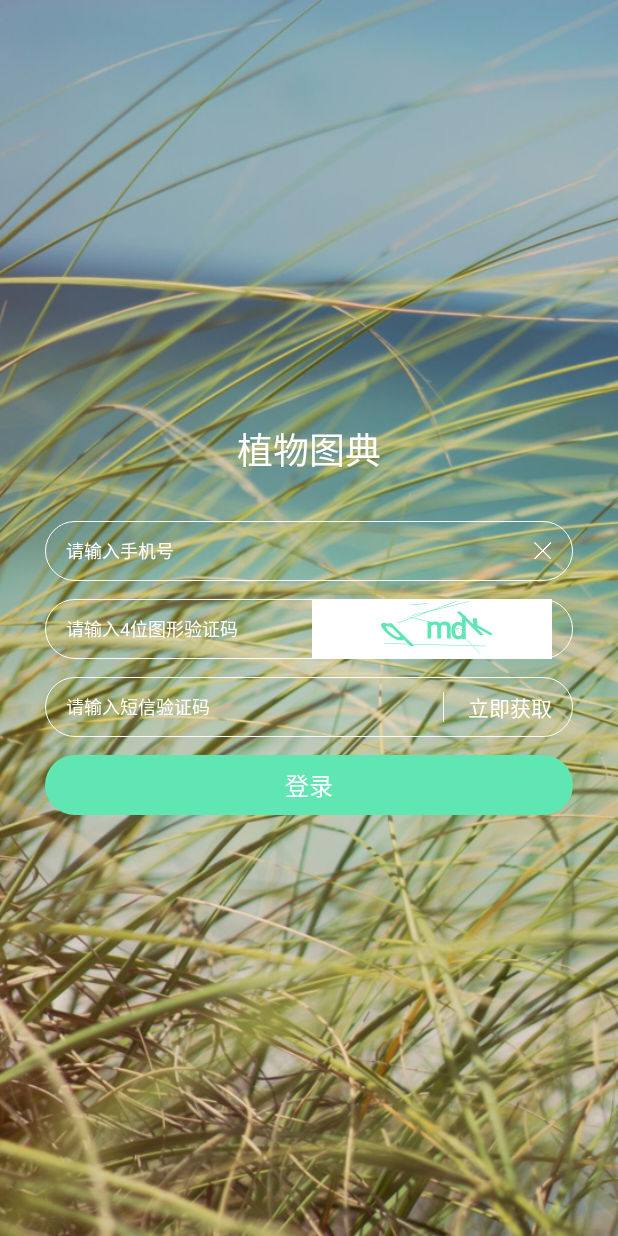
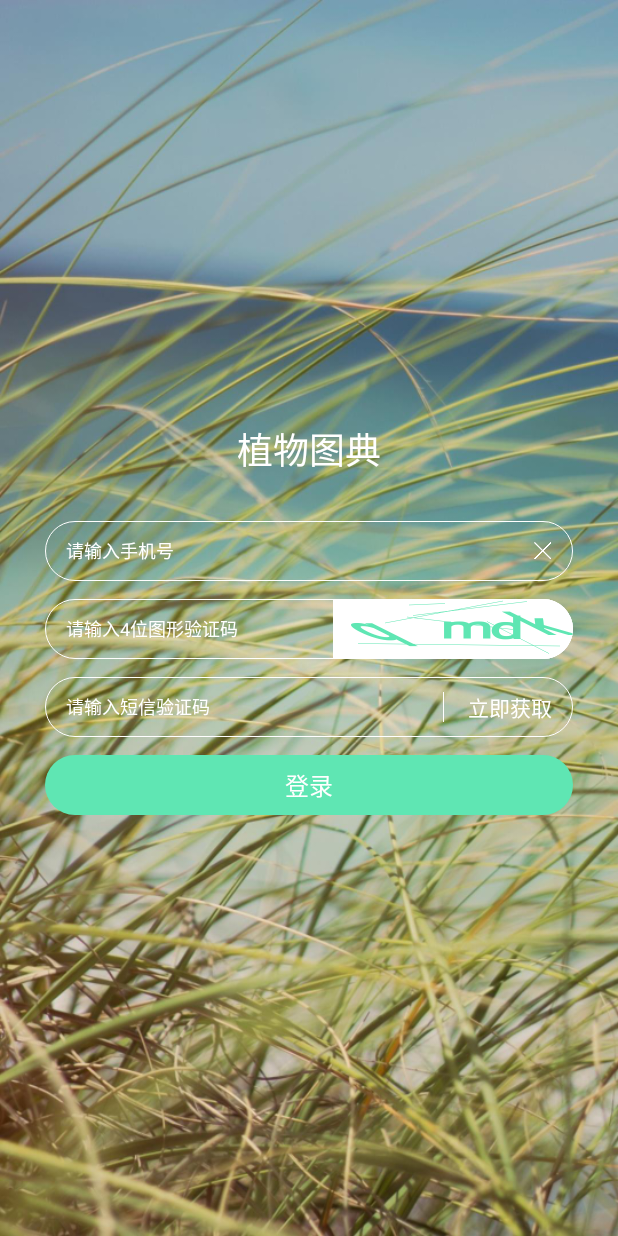
Before and after one commit to zhaojycom/PlantTuDian, an Android app: the LoginActivity screen opened directly, with no data from a screen before it, on a phone screen of 412 x 824 dp. Run offline under Robolectric (Android 15) with nearby library versions, the phone set to English and light mode, and no system bars; libraries missing offline, so code that uses them is left out: cn.smssdk; pictures from the network do not load; 3 statements that could not run were skipped.

Commit message:
a little change

```diff
--- a/app/src/main/java/com/zhaojy/planttudian/adapter/PlantsAdapter.java
+++ b/app/src/main/java/com/zhaojy/planttudian/adapter/PlantsAdapter.java
@@ -90,7 +90,9 @@ public class PlantsAdapter extends BaseAdapter {
                     .into(new SimpleTarget<Bitmap>() {
                         @Override
                         public void onResourceReady(Bitmap resource, GlideAnimation<? super Bitmap> glideAnimation) {
-                            imageViewReference.get().setImageBitmap(resource);
+                            if (resource != null) {
+                                imageViewReference.get().setImageBitmap(resource);
+                            }
                         }
                     });
 
--- a/app/src/main/java/com/zhaojy/planttudian/ui/fragment/ClassifyFragment.java
+++ b/app/src/main/java/com/zhaojy/planttudian/ui/fragment/ClassifyFragment.java
@@ -58,7 +58,7 @@ public class ClassifyFragment extends BaseFragment implements View.OnClickListen
     /**
      * 滚动监听时间间隔
      */
-    private final static int SCROLL_LISTENER_GAP = 2000;
+    private final static int SCROLL_LISTENER_GAP = 1000;
     /**
      * gridView滚动监听handler code
      */
--- /dev/null
+++ b/app/src/main/res/drawable/vercode_shape.xml
@@ -0,0 +1,10 @@
+<?xml version="1.0" encoding="utf-8"?>
+<shape xmlns:android="http://schemas.android.com/apk/res/android"
+    android:shape="rectangle">
+    <solid android:color="@color/white" />
+
+    <corners
+        android:bottomRightRadius="@dimen/vercodeRadius"
+        android:topRightRadius="@dimen/vercodeRadius" />
+
+</shape>
--- a/app/src/main/res/layout/login.xml
+++ b/app/src/main/res/layout/login.xml
@@ -51,7 +51,8 @@
         <!--验证码-->
         <RelativeLayout
             style="@style/loginItemBox"
-            android:layout_marginTop="@dimen/login_box_item_m">
+            android:layout_marginTop="@dimen/login_box_item_m"
+            android:paddingRight="0dp">
 
             <EditText
                 android:id="@+id/verCodeInput"
@@ -60,12 +61,20 @@
                 android:inputType="text"
                 android:maxLength="4" />
 
-            <ImageView
-                android:id="@+id/verCode"
+            <LinearLayout
                 android:layout_width="wrap_content"
                 android:layout_height="wrap_content"
-                android:layout_alignParentRight="true"
-                android:background="@color/white" />
+                android:layout_alignParentEnd="true"
+                android:background="@drawable/vercode_shape">
+
+                <com.zhaojy.planttudian.view.RoundImageView
+                    android:id="@+id/verCode"
+                    android:layout_width="wrap_content"
+                    android:layout_height="match_parent"
+                    app:xhradius="@dimen/vercodeRadius"
+                    app:xhtype="fillet" />
+
+            </LinearLayout>
 
         </RelativeLayout>
 
--- a/app/src/main/res/values/dimens.xml
+++ b/app/src/main/res/values/dimens.xml
@@ -73,5 +73,6 @@
     <dimen name="historyImgWh">40dp</dimen>
     <dimen name="historyItemPtb">10dp</dimen>
     <dimen name="historyItemMb">1dp</dimen>
+    <dimen name="vercodeRadius">20dp</dimen>
 
 </resources>
```
Also changed, not shown: app/src/main/res/layout/article_detail_layout.xml (line endings or trailing spaces).
